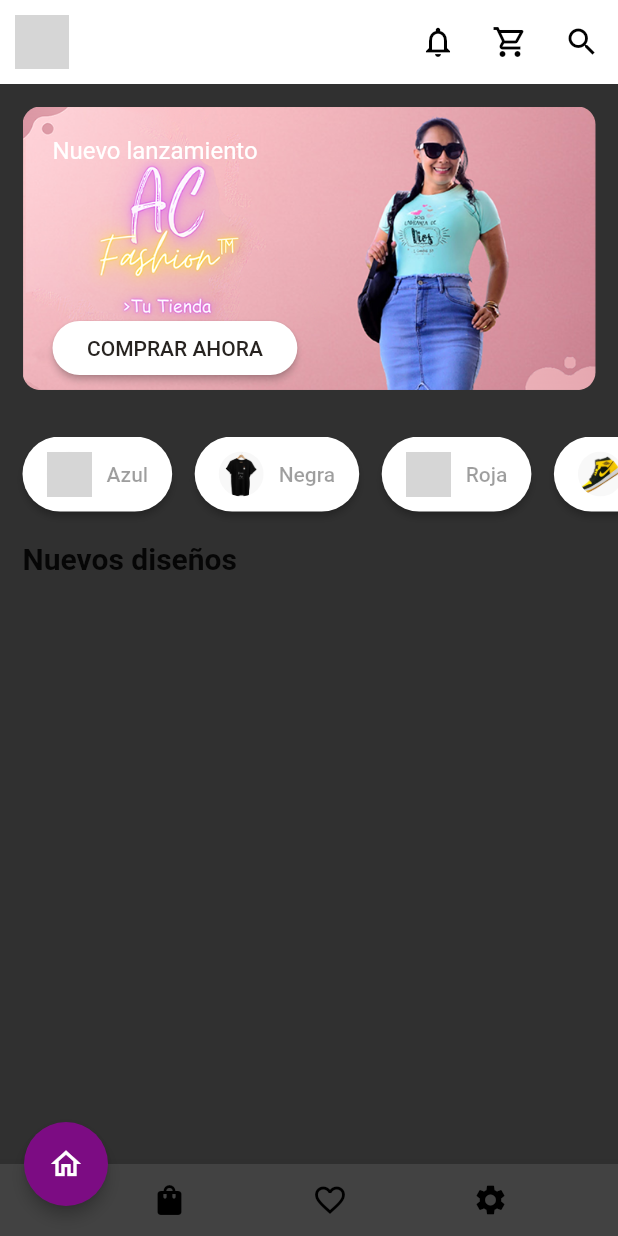
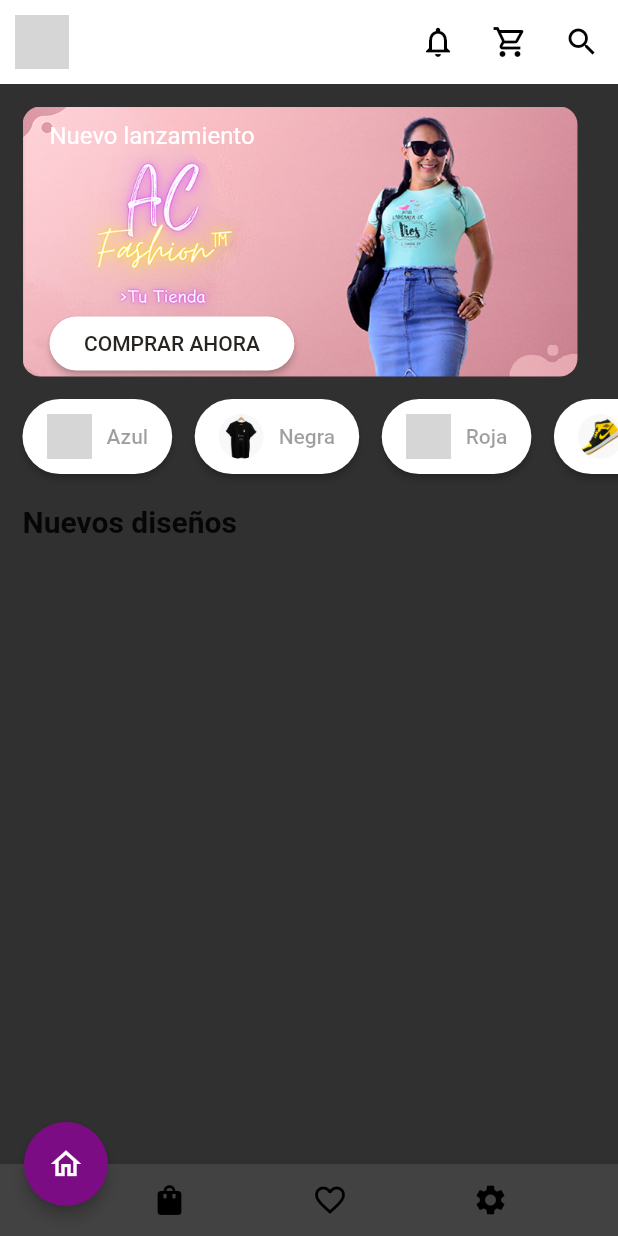
Before and after one commit to valfonsoardila/AC-Fashion-Store-Client, a Flutter app: the DashboardScreen screen opened directly with empty values, on a phone screen of 412 x 824 dp. Run offline on Flutter 3.47's test engine with Material 2 defaults, Android fonts, the light colour scheme and no system bars; our stand-ins replace community_material_icon, get, get_storage, image_picker, page_transition, supabase_flutter; missing offline and left inert: imageview360; accounts and stored records are empty; network calls fail; grey boxes are pictures that could not be loaded.

Commit message:
Actualizacion vista de Banner Dashboard

```diff
--- a/lib/ui/home/dashboard_screen.dart
+++ b/lib/ui/home/dashboard_screen.dart
@@ -58,6 +58,14 @@ class _DashboardScreenState extends State<DashboardScreen> {
     return productos;
   }
 
+  //Pendiente para cambiar esta funcion
+  final List<String> bannerImages = [
+    "assets/images/img_banner1.png",
+    "assets/images/img_banner2.png",
+    "assets/images/img_banner3.png",
+  ];
+  int currentPage = 0;
+
   void cargarDatos() {
     print("Cargando datos");
     print("Productos: " + widget.productos.toString());
@@ -82,7 +90,7 @@ class _DashboardScreenState extends State<DashboardScreen> {
     return Data.generateCategories()
         .map(
           (e) => Container(
-            padding: const EdgeInsets.only(left: 15, bottom: 10),
+            padding: EdgeInsets.only(left: 15, bottom: 10),
             child: ElevatedButton(
                 child: Row(
                   children: [
@@ -100,7 +108,7 @@ class _DashboardScreenState extends State<DashboardScreen> {
                     SizedBox(
                       width: 10,
                     ),
-                    Text(e.title, style: const TextStyle(fontSize: 14)),
+                    Text(e.title, style: TextStyle(fontSize: 14)),
                   ],
                 ),
                 style: ButtonStyle(
@@ -147,7 +155,7 @@ class _DashboardScreenState extends State<DashboardScreen> {
           backgroundColor: Colors.white,
           elevation: 0,
           flexibleSpace: Padding(
-              padding: const EdgeInsets.symmetric(horizontal: 16.0),
+              padding: EdgeInsets.symmetric(horizontal: 16.0),
               child: isSearchOpen != false
                   ? Row(
                       children: [
@@ -209,31 +217,40 @@ class _DashboardScreenState extends State<DashboardScreen> {
         body: ListView(
           children: [
             Padding(
-              padding: const EdgeInsets.symmetric(horizontal: 15, vertical: 15),
+              padding: EdgeInsets.symmetric(horizontal: 15, vertical: 15),
               child: Stack(
                 children: [
                   ClipRRect(
                     borderRadius: BorderRadius.circular(12),
-                    child: Image.asset("assets/images/img_banner.png"),
+                    child: Container(
+                      width: 370.0,
+                      height: 180.0,
+                      decoration: BoxDecoration(
+                        image: DecorationImage(
+                          image: AssetImage("assets/images/img_banner.png"),
+                          fit: BoxFit.fill,
                         ),
-                  Padding(
-                    padding: const EdgeInsets.all(20),
+                      ),
+                      child: Padding(
+                        padding: EdgeInsets.only(
+                            right: 18, left: 18, top: 10, bottom: 10),
                         child: Column(
                           crossAxisAlignment: CrossAxisAlignment.start,
                           children: [
                             RichText(
                               textAlign: TextAlign.center,
-                          text: const TextSpan(
+                              text: TextSpan(
                                 text: "Nuevo lanzamiento",
-                            style: TextStyle(color: Colors.white, fontSize: 16),
+                                style: TextStyle(
+                                    color: Colors.white, fontSize: 16),
                               ),
                             ),
-                        const SizedBox(
+                            SizedBox(
                               height: 10,
                             ),
                             RichText(
                               textAlign: TextAlign.start,
-                          text: const TextSpan(
+                              text: TextSpan(
                                 text: "",
                                 style: TextStyle(
                                     fontWeight: FontWeight.bold,
@@ -241,12 +258,12 @@ class _DashboardScreenState extends State<DashboardScreen> {
                                     fontSize: 28),
                               ),
                             ),
-                        const SizedBox(
-                          height: 55,
+                            SizedBox(
+                              height: 62,
                             ),
                             ElevatedButton(
                                 child: Text("  Comprar Ahora  ".toUpperCase(),
-                                style: const TextStyle(fontSize: 14)),
+                                    style: TextStyle(fontSize: 14)),
                                 style: ButtonStyle(
                                     foregroundColor:
                                         MaterialStateProperty.all<Color>(
@@ -262,7 +279,9 @@ class _DashboardScreenState extends State<DashboardScreen> {
                                 onPressed: () {}),
                           ],
                         ),
-                  )
+                      ),
+                    ),
+                  ),
                 ],
               ),
             ),
@@ -273,14 +292,14 @@ class _DashboardScreenState extends State<DashboardScreen> {
                 children: buildCategories(),
               ),
             ),
-            const SizedBox(
+            SizedBox(
               height: 10,
             ),
             Padding(
-              padding: const EdgeInsets.symmetric(horizontal: 15),
+              padding: EdgeInsets.symmetric(horizontal: 15),
               child: RichText(
                 textAlign: TextAlign.start,
-                text: const TextSpan(
+                text: TextSpan(
                     text: "Nuevos diseños",
                     style: TextStyle(
                         color: Colors.black87,
@@ -288,13 +307,13 @@ class _DashboardScreenState extends State<DashboardScreen> {
                         fontWeight: FontWeight.bold)),
               ),
             ),
-            const SizedBox(
+            SizedBox(
               height: 10,
             ),
             GridView.count(
               childAspectRatio: 0.9,
               crossAxisCount: 2,
-              padding: const EdgeInsets.all(5.0),
+              padding: EdgeInsets.all(5.0),
               children: generateProducts()
                   .map(
                     (e) => Card(
@@ -313,7 +332,7 @@ class _DashboardScreenState extends State<DashboardScreen> {
                         child: Container(
                           height: 250,
                           width: 200,
-                          margin: const EdgeInsets.only(
+                          margin: EdgeInsets.only(
                               left: 10.0, right: 10.0, top: 5.0),
                           child: Column(
                             crossAxisAlignment: CrossAxisAlignment.start,
@@ -325,14 +344,14 @@ class _DashboardScreenState extends State<DashboardScreen> {
                                   width: double.infinity,
                                 ),
                               ),
-                              const SizedBox(
+                              SizedBox(
                                 height: 4,
                               ),
                               RichText(
                                 textAlign: TextAlign.start,
                                 text: TextSpan(
                                     text: e.category,
-                                    style: const TextStyle(
+                                    style: TextStyle(
                                         color: MyColors.myPurple,
                                         fontSize: 16.0)),
                               ),
@@ -343,10 +362,10 @@ class _DashboardScreenState extends State<DashboardScreen> {
                                 textAlign: TextAlign.start,
                                 text: TextSpan(
                                     text: e.title,
-                                    style: const TextStyle(
+                                    style: TextStyle(
                                         color: Colors.black87, fontSize: 18.0)),
                               ),
-                              const SizedBox(
+                              SizedBox(
                                 height: 5,
                               ),
                               Row(
@@ -355,14 +374,14 @@ class _DashboardScreenState extends State<DashboardScreen> {
                                     textAlign: TextAlign.start,
                                     text: TextSpan(
                                         text: "\$ ${e.price}",
-                                        style: const TextStyle(
+                                        style: TextStyle(
                                             color: Colors.black87,
                                             fontSize: 18.0,
                                             fontWeight: FontWeight.bold)),
                                   ),
                                   Spacer(),
                                   ElevatedButton(
-                                      child: const Icon(
+                                      child: Icon(
                                         Icons.add,
                                         color: Colors.white,
                                       ),
@@ -387,7 +406,7 @@ class _DashboardScreenState extends State<DashboardScreen> {
                   )
                   .toList(),
               shrinkWrap: true,
-              physics: const ClampingScrollPhysics(),
+              physics: ClampingScrollPhysics(),
             )
           ],
         ),
```
Also changed, not shown: lib/ui/models/banner_model.dart (added). Lines whose indentation alone changed are shown as unchanged.
